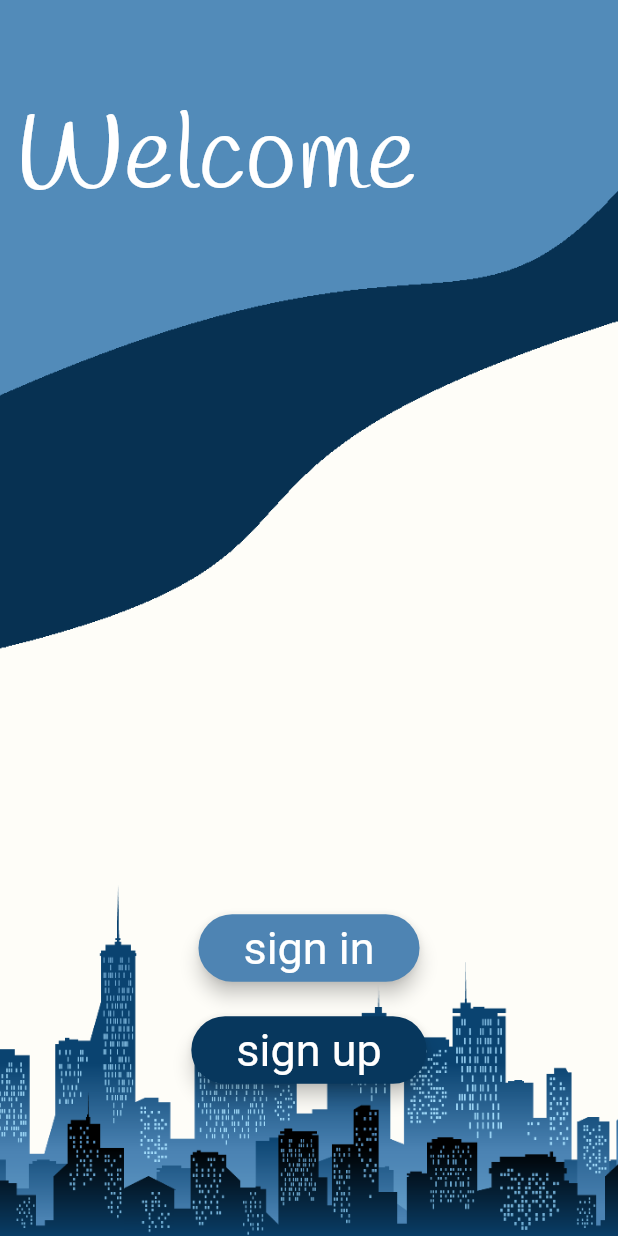
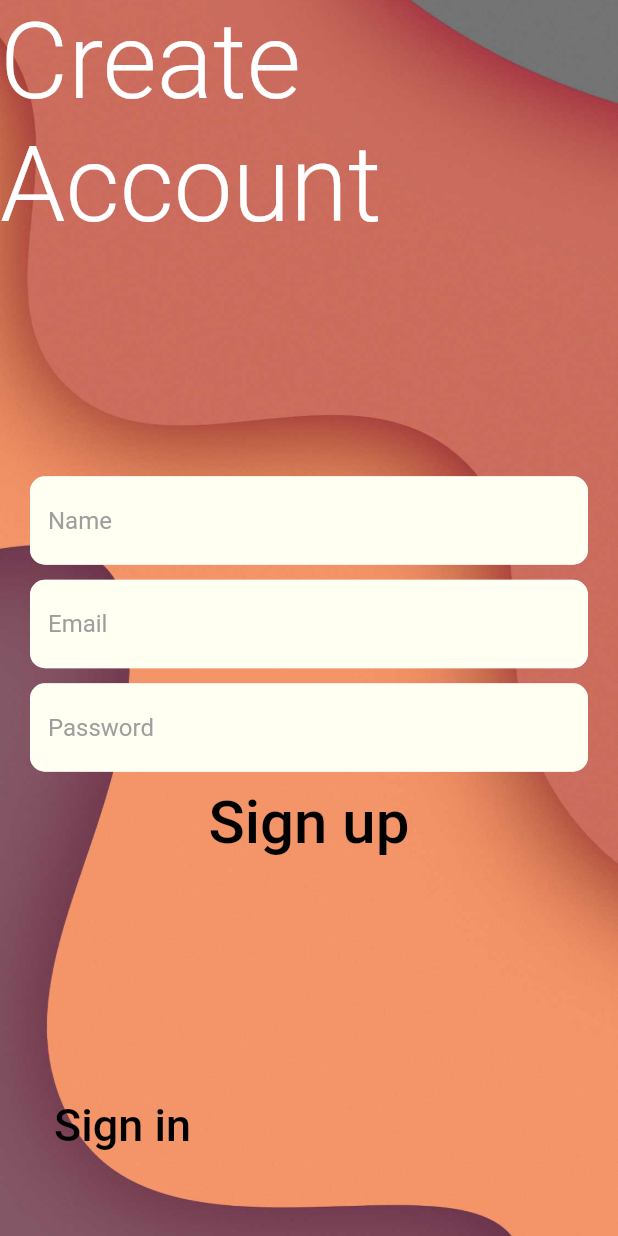
Before and after one commit to KWAPPS/AppLab, a Flutter app: the WelcomeScreen screen opened by its route, after a tap on "sign up", on a phone screen of 412 x 824 dp. Run offline on Flutter 3.47's test engine with Material 2 defaults, Android fonts, the phone set to English and light mode, and no system bars; our stand-ins replace font_awesome_flutter.

Commit message:
new screen changes

```diff
--- a/lib/custom_containers.dart
+++ b/lib/custom_containers.dart
@@ -22,10 +22,11 @@ class LoginBar extends StatelessWidget {
 }
 
 class CustomRaisedButton extends StatelessWidget {
-  String buttonText;
-  Color buttonColor;
+  final String buttonText;
+  final Color buttonColor;
+  final Function onPressed;
 
-  CustomRaisedButton({this.buttonColor, this.buttonText});
+  CustomRaisedButton({this.buttonColor, this.buttonText, this.onPressed});
 
   @override
   Widget build(BuildContext context) {
@@ -38,9 +39,7 @@ class CustomRaisedButton extends StatelessWidget {
         buttonText,
         style: TextStyle(fontSize: 30, fontWeight: FontWeight.w400),
       ),
-      onPressed: () {
-        print('been pressed');
-      },
+      onPressed: onPressed,
     );
   }
 }
--- /dev/null
+++ b/lib/screens/register_screen.dart
@@ -0,0 +1,90 @@
+import 'file:///C:/Users/Peter%20Oketta/AndroidStudioProjects/AppLab/lib/utilities/constants.dart';
+import 'package:flutter/cupertino.dart';
+import 'package:flutter/material.dart';
+import '../custom_containers.dart';
+
+class RegisterScreen extends StatefulWidget {
+  static const String id = 'register_screen';
+  @override
+  _RegisterScreenState createState() => _RegisterScreenState();
+}
+
+class _RegisterScreenState extends State<RegisterScreen> {
+  @override
+  Widget build(BuildContext context) {
+    return Scaffold(
+      body: Container(
+        decoration: BoxDecoration(
+          image: DecorationImage(
+            image: AssetImage('images/IMG-2025.jpg'),
+            fit: BoxFit.cover,
+          ),
+        ),
+        constraints: BoxConstraints.expand(),
+        child: SafeArea(
+          child: Column(
+            children: [
+              Expanded(
+                child: Container(
+                  child: Column(
+                    mainAxisAlignment: MainAxisAlignment.spaceBetween,
+                    children: [
+                      Text(
+                        'Create Account',
+                        style: kRegisterTextStyle,
+                      ),
+                      Container(
+                        padding: EdgeInsets.all(20.0),
+                        child: Column(
+                          children: [
+                            LoginBar(barText: 'Name'),
+                            SizedBox(
+                              height: 10.0,
+                            ),
+                            LoginBar(barText: 'Email'),
+                            SizedBox(
+                              height: 10.0,
+                            ),
+                            LoginBar(barText: 'Password'),
+                            SizedBox(
+                              height: 10.0,
+                            ),
+                            FlatButton(
+                              onPressed: null,
+                              child: Text(
+                                'Sign up',
+                                style: TextStyle(
+                                    fontSize: 40.0, color: Colors.black),
+                              ),
+                            ),
+                          ],
+                        ),
+                      ),
+                      Container(
+                        margin: EdgeInsets.only(bottom: 50.0, left: 20.0),
+                        alignment: Alignment.centerLeft,
+                        child: Column(
+                          mainAxisAlignment: MainAxisAlignment.spaceBetween,
+                          children: [
+                            FlatButton(
+                              onPressed: null,
+                              child: Text(
+                                'Sign in',
+                                style: TextStyle(
+                                    color: Colors.black, fontSize: 30.0),
+                              ),
+                            ),
+                          ],
+                        ),
+                      )
+                    ],
+                  ),
+                ),
+              )
+            ],
+          ),
+        ),
+      ),
+    );
+  }
+}
--- a/lib/constants.dart
+++ b/lib/utilities/constants.dart
@@ -13,7 +13,8 @@ const kLoginTextStyle = TextStyle(
   fontWeight: FontWeight.w500,
   color: Colors.white,
 );
-
+const kRegisterTextStyle =
+    TextStyle(fontSize: 70.0, fontWeight: FontWeight.w300);
 const kSignupTextStyle =
     TextStyle(fontSize: 20.0, fontWeight: FontWeight.w400, color: Colors.black);
 const kSigninTextStyle =
```
Also changed, not shown: lib/home_screen.dart (deleted, +0 -15 lines), lib/main.dart (+10 -7 lines), lib/screens/home_screen.dart (added, +77 -0 lines), lib/screens/login_screen.dart (renamed from lib/login_screen.dart, +8 -7 lines), lib/screens/welcome_screen.dart (renamed from lib/welcome_screen.dart, +11 -7 lines), images/IMG-2025.jpg (added), images/Untitled5.png (deleted), images/back.jpg (added), images/new.png (added), images/pop.jpg (added).
